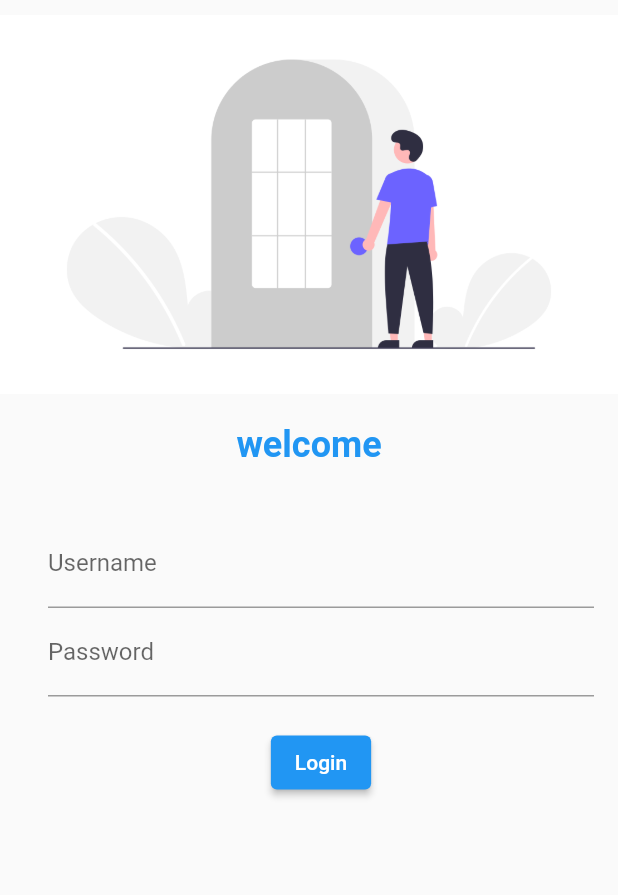
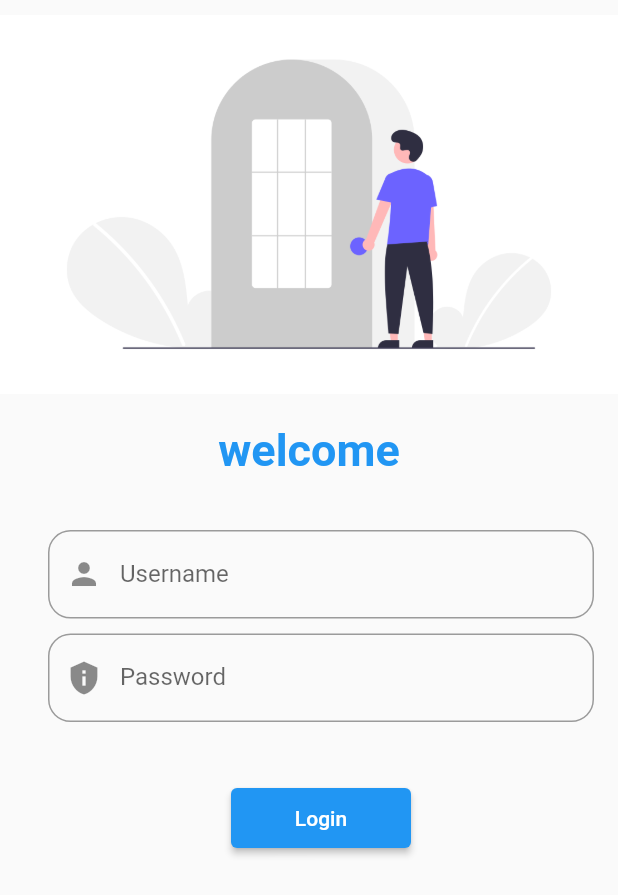
Before and after one commit to iamavinashpatel45/catlogapp, a Flutter app: the screen it shows after launch, on a phone screen of 412 x 824 dp. Shown: the top 895 px of the screen. Run offline on Flutter 3.47's test engine with Material 2 defaults, Android fonts, the phone set to English and light mode, and no system bars; our stand-ins replace google_fonts.

Commit message:
catlog_app

```diff
--- a/lib/main.dart
+++ b/lib/main.dart
@@ -1,4 +1,6 @@
+import 'package:catlog_app/pages/home_page.dart';
 import 'package:catlog_app/pages/log_in_page.dart';
+import 'package:catlog_app/utils/routes.dart';
 import 'package:flutter/material.dart';
 import 'package:google_fonts/google_fonts.dart';
 
@@ -15,8 +17,10 @@ class myapp extends StatelessWidget {
       theme: ThemeData(
         fontFamily: GoogleFonts.lato().fontFamily,
       ),
+      initialRoute: myroutes.loginpage,
       routes: {
-        '/':(context) =>log_in_page(),
+        myroutes.loginpage:(context) =>log_in_page(),
+        myroutes.homepage:(context)=>home_page(),
       },
     );
   }
--- /dev/null
+++ b/lib/pages/home_page.dart
@@ -0,0 +1,12 @@
+import 'package:flutter/material.dart';
+
+class home_page extends StatelessWidget {
+  const home_page({Key? key}) : super(key: key);
+
+  @override
+  Widget build(BuildContext context) {
+    return MaterialApp(
+
+    );
+  }
+}
--- a/lib/pages/log_in_page.dart
+++ b/lib/pages/log_in_page.dart
@@ -1,54 +1,82 @@
+import 'package:catlog_app/utils/routes.dart';
 import 'package:flutter/material.dart';
 
 class log_in_page extends StatelessWidget {
-
   @override
   Widget build(BuildContext context) {
     return MaterialApp(
-      color: Colors.white,
+      theme: ThemeData(
+        backgroundColor: Colors.white,
+      ),
       home: Scaffold(
-        body: Column(
+        body: SingleChildScrollView(
+          scrollDirection: Axis.vertical,
+          child: Column(
             children: [
-            SizedBox(height: 10,),
-            Image.asset("assets/images/log_in.png",),
-            SizedBox(height: 20,),
-            Text('welcome',
+              SizedBox(
+                height: 10,
+              ),
+              Image.asset(
+                "assets/images/log_in.png",
+              ),
+              SizedBox(
+                height: 20,
+              ),
+              Text(
+                'welcome',
                 style: TextStyle(
-                fontSize: 24,
+                  fontSize: 30,
                   color: Colors.blue,
                   fontWeight: FontWeight.bold,
                 ),
               ),
-            SizedBox(height: 20,),
+              SizedBox(
+                height: 20,
+              ),
               Padding(
-              padding: const EdgeInsets.only(top: 16,left: 32,right: 16),
+                padding: const EdgeInsets.only(top: 16, left: 32, right: 16),
                 child: Column(
                   children: [
                     TextFormField(
                       decoration: InputDecoration(
+                        prefixIcon: Icon(Icons.person),
+                        border: OutlineInputBorder(
+                          borderRadius: BorderRadius.circular(15),
+                        ),
                         hintText: 'Enter Username',
                         labelText: 'Username',
                       ),
                     ),
+                    SizedBox(
+                      height: 10,
+                    ),
                     TextFormField(
                       obscureText: true,
                       decoration: InputDecoration(
+                        prefixIcon: Icon(Icons.privacy_tip),
+                        border: OutlineInputBorder(
+                          borderRadius: BorderRadius.circular(15),
+                        ),
                         hintText: 'Enter Password',
                         labelText: 'Password',
                       ),
                     ),
-                  SizedBox(height: 20,),
+                    SizedBox(
+                      height: 40,
+                    ),
                     ElevatedButton(
-                    style: TextButton.styleFrom(),
-                      onPressed: (){},
-                      child: Text('Login')
-                  )
+                        style: TextButton.styleFrom(minimumSize: Size(120, 40)),
+                        onPressed: () {
+                          Navigator.pushNamed(context, myroutes.homepage);
+                        },
+                        child: Text('Login'))
                   ],
                 ),
               )
             ],
           ),
         ),
+      ),
     );
   }
 }
--- /dev/null
+++ b/lib/utils/routes.dart
@@ -0,0 +1,4 @@
+class myroutes{
+  static String loginpage='/login';
+  static String homepage='/home';
+}
```
Also changed, not shown: 1 other file. Lines whose indentation alone changed are shown as unchanged.
